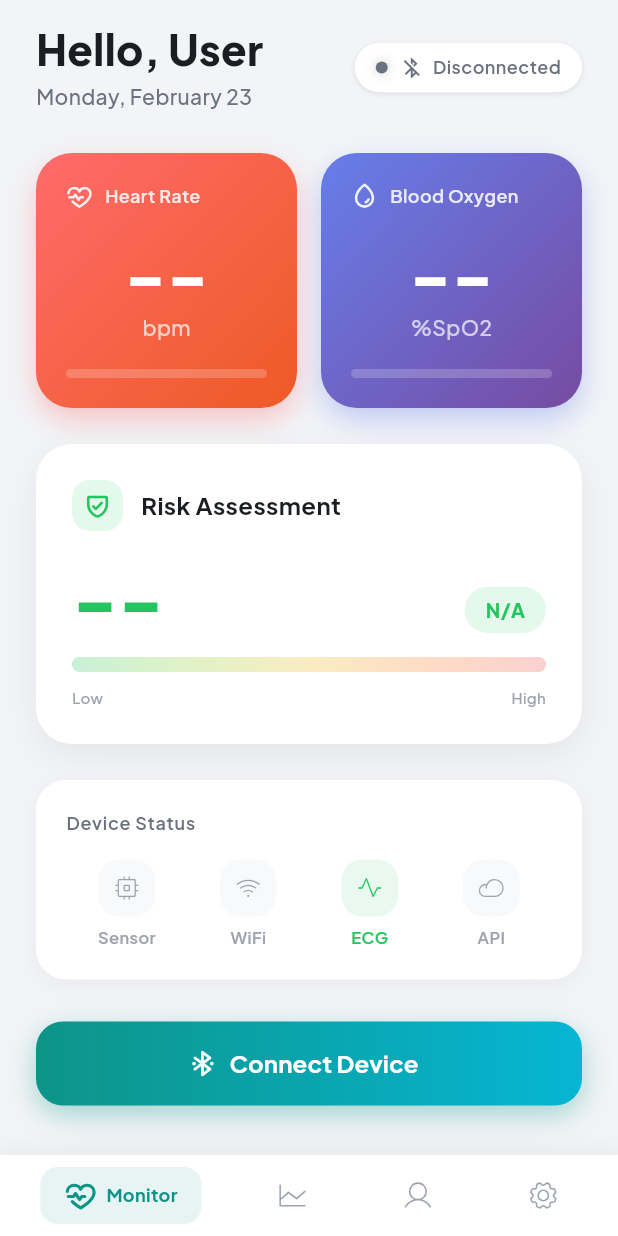
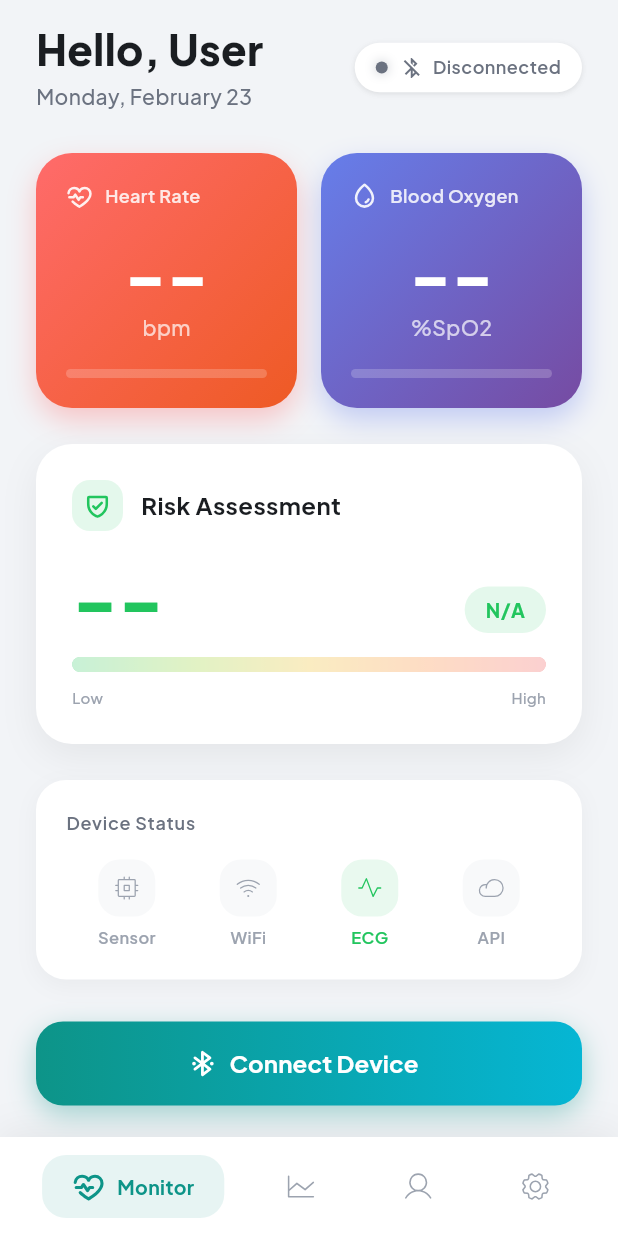
Before and after one commit to Sanuka23/cardiac-monitor, a Flutter app: the AppShell screen opened by its route, on a phone screen of 412 x 824 dp. Run offline on Flutter 3.47's test engine with Material 3 defaults, Android fonts, the phone set to English and light mode, and no system bars; drawn by our look-alikes of flutter_animate; our stand-ins replace dio, fl_chart, flutter_blue_plus, flutter_secure_storage, google_fonts, permission_handler and 3 more; accounts and stored records are empty; network calls fail.

Commit message:
feat(nav): pill-style bottom nav with shadow and smooth transitions
Selected items show pill container with accent background, bold icon
and label. Smooth 250ms transitions with easeOutCubic curve.

Co-Authored-By: Claude Opus 4.6 <noreply@anthropic.com>

```diff
--- a/app/cardiac_monitor/lib/navigation/app_shell.dart
+++ b/app/cardiac_monitor/lib/navigation/app_shell.dart
@@ -26,6 +26,7 @@ class _AppShellState extends State<AppShell> {
   @override
   Widget build(BuildContext context) {
     final isLight = Theme.of(context).brightness == Brightness.light;
+    final accent = AppTheme.accent(context);
 
     return Scaffold(
       body: IndexedStack(index: _index, children: _screens),
@@ -34,22 +35,28 @@ class _AppShellState extends State<AppShell> {
           color: AppTheme.cardBackground(context),
           boxShadow: [
             BoxShadow(
-              color: Colors.black.withValues(alpha: isLight ? 0.06 : 0.2),
-              blurRadius: 12,
-              offset: const Offset(0, -2),
+              color: isLight
+                  ? Colors.black.withValues(alpha: 0.06)
+                  : Colors.black.withValues(alpha: 0.3),
+              blurRadius: 20,
+              offset: const Offset(0, -4),
             ),
           ],
         ),
         child: SafeArea(
           child: Padding(
-            padding: const EdgeInsets.symmetric(horizontal: 8, vertical: 8),
+            padding: const EdgeInsets.symmetric(horizontal: 16, vertical: 12),
             child: Row(
               mainAxisAlignment: MainAxisAlignment.spaceAround,
               children: [
-                _navItem(0, PhosphorIconsLight.heartbeat, PhosphorIconsBold.heartbeat, 'Monitor'),
-                _navItem(1, PhosphorIconsLight.chartLine, PhosphorIconsBold.chartLine, 'Trends'),
-                _navItem(2, PhosphorIconsLight.user, PhosphorIconsBold.user, 'Profile'),
-                _navItem(3, PhosphorIconsLight.gear, PhosphorIconsBold.gear, 'Settings'),
+                _navItem(0, PhosphorIconsLight.heartbeat,
+                    PhosphorIconsBold.heartbeat, 'Monitor', accent),
+                _navItem(1, PhosphorIconsLight.chartLine,
+                    PhosphorIconsBold.chartLine, 'Trends', accent),
+                _navItem(2, PhosphorIconsLight.user,
+                    PhosphorIconsBold.user, 'Profile', accent),
+                _navItem(3, PhosphorIconsLight.gear,
+                    PhosphorIconsBold.gear, 'Settings', accent),
               ],
             ),
           ),
@@ -58,22 +65,23 @@ class _AppShellState extends State<AppShell> {
     );
   }
 
-  Widget _navItem(int index, IconData icon, IconData activeIcon, String label) {
+  Widget _navItem(
+      int index, IconData icon, IconData activeIcon, String label, Color accent) {
     final selected = _index == index;
-    final accent = AppTheme.accent(context);
 
     return GestureDetector(
       onTap: () => setState(() => _index = index),
       behavior: HitTestBehavior.opaque,
       child: AnimatedContainer(
-        duration: const Duration(milliseconds: 200),
+        duration: const Duration(milliseconds: 250),
+        curve: Curves.easeOutCubic,
         padding: EdgeInsets.symmetric(
-          horizontal: selected ? 16 : 12,
-          vertical: 8,
+          horizontal: selected ? 20 : 16,
+          vertical: 10,
         ),
         decoration: BoxDecoration(
           color: selected ? accent.withValues(alpha: 0.1) : Colors.transparent,
-          borderRadius: BorderRadius.circular(12),
+          borderRadius: BorderRadius.circular(16),
         ),
         child: Row(
           mainAxisSize: MainAxisSize.min,
@@ -84,12 +92,12 @@ class _AppShellState extends State<AppShell> {
               color: selected ? accent : AppTheme.textTertiary(context),
             ),
             if (selected) ...[
-              const SizedBox(width: 6),
+              const SizedBox(width: 8),
               Text(
                 label,
                 style: TextStyle(
                   color: accent,
-                  fontSize: 12,
+                  fontSize: 13,
                   fontWeight: FontWeight.w700,
                 ),
               ),
```
